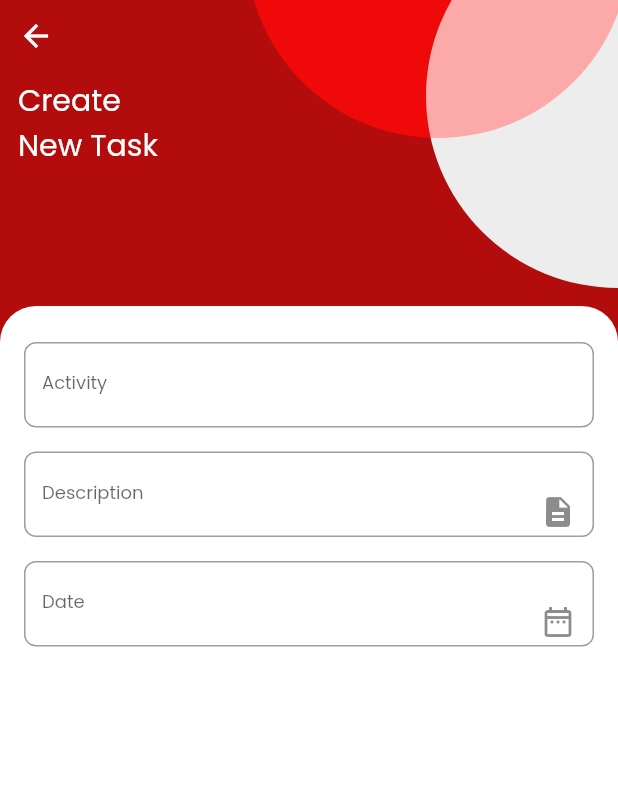
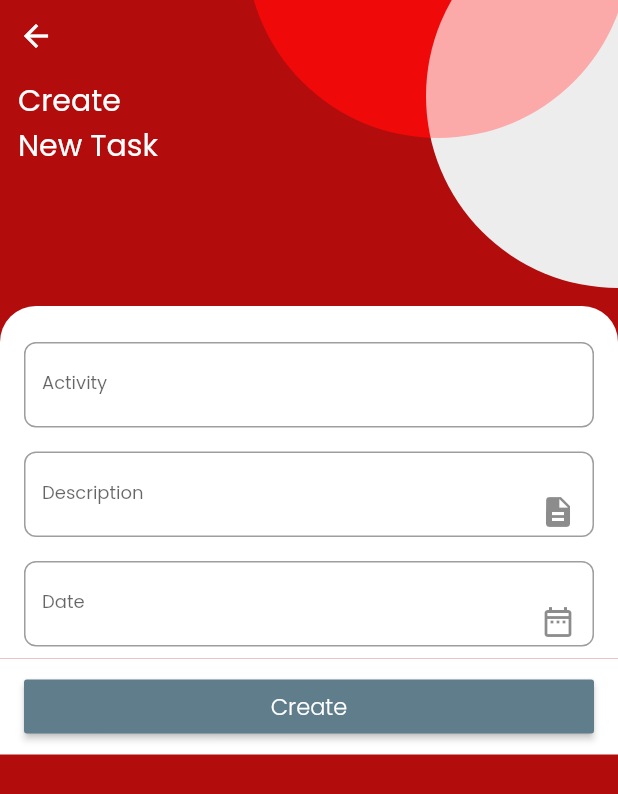
Before and after one commit to aslovia/flutter_todo_firestore, a Flutter app: the screen it shows after launch, after a tap on the "add" icon, on a phone screen of 412 x 824 dp. Shown: the top 794 px of the screen. Run offline on Flutter 3.47's test engine with Material 2 defaults, Android fonts, the phone set to English and light mode, and no system bars; our stand-ins replace cloud_firestore, firebase_core, flushbar, google_fonts; accounts and stored records are empty.

Commit message:
add task

```diff
--- a/lib/base/widget/ListWidgets.dart
+++ b/lib/base/widget/ListWidgets.dart
@@ -31,7 +31,6 @@ class ListWidgets {
                     stream: apiHelper.getTaskList(),
                     builder: (BuildContext context,
                         AsyncSnapshot<List<Task>> snapshot) {
-                      print("ini data " + snapshot.toString());
                       if (snapshot.connectionState == ConnectionState.waiting ||
                           !snapshot.hasData) {
                         return Center(child: CircularProgressIndicator());
--- a/lib/base/widget/TaskFromWidgets.dart
+++ b/lib/base/widget/TaskFromWidgets.dart
@@ -24,7 +24,7 @@ class TaskFormWidgets {
                   ),
                 ),
                 SizedBox(height: 16.0),
-                Text(form == "Add" ? 'Create\nNew Task' : 'Edit\nTask',
+                Text(form == "add" ? 'Create\nNew Task' : 'Edit\nTask',
                     style:
                         GoogleFonts.poppins(fontSize: 20, color: Colors.white)),
               ],
@@ -37,8 +37,7 @@ class TaskFormWidgets {
 
   Widget displayFormList(BuildContext context, TextEditingController nameCont,
       TextEditingController descCont, TextEditingController dateCont) {
-    return Expanded(
-      child: Container(
+    return Container(
       decoration: BoxDecoration(
         color: Colors.white,
         borderRadius: BorderRadius.only(
@@ -64,6 +63,22 @@ class TaskFormWidgets {
           ],
         ),
       ),
+    );
+  }
+
+  Widget displayButton(BuildContext context, String formType, Function send) {
+    return Container(
+      width: double.infinity,
+      color: Colors.white,
+      padding: const EdgeInsets.symmetric(horizontal: 16.0, vertical: 8.0),
+      child: RaisedButton(
+        onPressed: send,
+        color: Colors.blueGrey,
+        child: Text(formType == "add" ? "Create" : "Update",
+            style: GoogleFonts.poppins(
+                fontSize: 15,
+                fontWeight: FontWeight.w300,
+                color: Colors.white)),
       ),
     );
   }
--- a/lib/model/Task.dart
+++ b/lib/model/Task.dart
@@ -14,7 +14,7 @@ class Task {
         desc = snapshot['desc'] ?? '',
         date = snapshot['date'] ?? '';
 
-  Map<String, dynamic> toMap() {
+  Map<String, dynamic> toAddTask() {
     return {
       "name" : name,
       "desc" : desc,
--- a/lib/module/task_form/TaskForm.dart
+++ b/lib/module/task_form/TaskForm.dart
@@ -1,7 +1,11 @@
+import 'package:cloud_firestore/cloud_firestore.dart';
+import 'package:flushbar/flushbar.dart';
 import 'package:flutter/material.dart';
 import 'package:flutter_todo_firestore/base/widget/BaseWidgets.dart';
-import 'file:///D:/AndroidStudioProjects/explore/lib/base/widget/TaskFromWidgets.dart';
+import 'package:flutter_todo_firestore/model/Task.dart';
+import 'package:flutter_todo_firestore/network/ApiHelper.dart';
 
+import '../../base/widget/TaskFromWidgets.dart';
 import '../../main.dart';
 
 class TaskForm extends StatefulWidget {
@@ -14,6 +18,9 @@ class TaskForm extends StatefulWidget {
 }
 
 class _TaskFormState extends State<TaskForm> {
+  final FirebaseFirestore db = FirebaseFirestore.instance;
+  ApiHelper apiHelper = new ApiHelper();
+  final GlobalKey<ScaffoldState> scaffoldState = GlobalKey<ScaffoldState>();
   final TextEditingController nameCont = TextEditingController();
   final TextEditingController descCont = TextEditingController();
   final TextEditingController dateCont = TextEditingController();
@@ -23,6 +30,7 @@ class _TaskFormState extends State<TaskForm> {
     double widthScreen = MediaQuery.of(context).size.width;
     double heightScreen = MediaQuery.of(context).size.height;
     return Scaffold(
+      key: scaffoldState,
       backgroundColor: baseColor,
       resizeToAvoidBottomInset: false,
       extendBodyBehindAppBar: false,
@@ -36,8 +44,18 @@ class _TaskFormState extends State<TaskForm> {
                 TaskFormWidgets().displayTaskForm(
                     context, widget.form, widthScreen, heightScreen),
                 SizedBox(height: 80.0),
-                TaskFormWidgets().displayFormList(
-                    context, nameCont, descCont, dateCont)
+                Expanded(
+                  child: SingleChildScrollView(
+                    child: Column(
+                      children: [
+                        TaskFormWidgets().displayFormList(
+                            context, nameCont, descCont, dateCont),
+                        TaskFormWidgets()
+                            .displayButton(context, widget.form, send)
+                      ],
+                    ),
+                  ),
+                )
               ],
             )
           ],
@@ -45,4 +63,33 @@ class _TaskFormState extends State<TaskForm> {
       ),
     );
   }
+
+  void send() async {
+    if (nameCont.text.isEmpty) {
+      _showSnackBarMessage(context, "Name is Required");
+    } else if (descCont.text.isEmpty) {
+      _showSnackBarMessage(context, "Description is Required");
+    }
+
+    if (widget.form == "add") {
+      Task task = Task(
+          name: nameCont.text,
+          date: Timestamp.fromDate(DateTime.now()),
+          desc: descCont.text);
+      apiHelper.addTask(task).then((value) {
+        Navigator.pop(context);
+      }).catchError((e) {
+        _showSnackBarMessage(context, "Error Server");
+      });
+    }
+  }
+
+  Widget _showSnackBarMessage(BuildContext context, String message) {
+    return Flushbar(
+      flushbarPosition: FlushbarPosition.TOP,
+      title: "Info",
+      message: message,
+      duration: Duration(seconds: 3),
+    )..show(context);
+  }
 }
--- a/lib/module/task_list/TaskList.dart
+++ b/lib/module/task_list/TaskList.dart
@@ -2,8 +2,9 @@ import 'package:flutter/material.dart';
 import 'package:flutter_todo_firestore/base/widget/BaseWidgets.dart';
 import 'package:flutter_todo_firestore/main.dart';
 import 'package:flutter_todo_firestore/module/task_form/TaskForm.dart';
-import 'file:///D:/AndroidStudioProjects/explore/lib/base/widget/ListWidgets.dart';
 import 'package:flutter_todo_firestore/network/ApiHelper.dart';
+
+import '../../base/widget/ListWidgets.dart';
 
 class TaskList extends StatefulWidget {
   @override
@@ -11,13 +12,7 @@ class TaskList extends StatefulWidget {
 }
 
 class _TaskListState extends State<TaskList> {
-  ApiHelper apiHelper;
-
-  @override
-  void initState() {
-    super.initState();
-    apiHelper = new ApiHelper();
-  }
+  ApiHelper apiHelper = new ApiHelper();
 
   @override
   Widget build(BuildContext context) {
@@ -38,7 +33,7 @@ class _TaskListState extends State<TaskList> {
         ),
         onPressed: () async {
           await Navigator.push(
-              context, MaterialPageRoute(builder: (context) => TaskForm(form: "Add",)));
+              context, MaterialPageRoute(builder: (context) => TaskForm(form: "add")));
         },
         backgroundColor: mainColor,
       ),
--- a/pubspec.yaml
+++ b/pubspec.yaml
@@ -35,6 +35,7 @@ dependencies:
   # and offline support on Android and iOS.
   cloud_firestore: ^0.14.4
   firebase_core : ^0.5.0
+  flushbar: ^1.10.4
 
   # Plugin for provides internationalization and localization, facilities, including message
   # translation, plurals and genders, date/number formatting and parsing, and bidirectional text
```
Also changed, not shown: lib/network/ApiHelper.dart (+8 -0 lines), pubspec.lock. Lines whose indentation alone changed are shown as unchanged.
